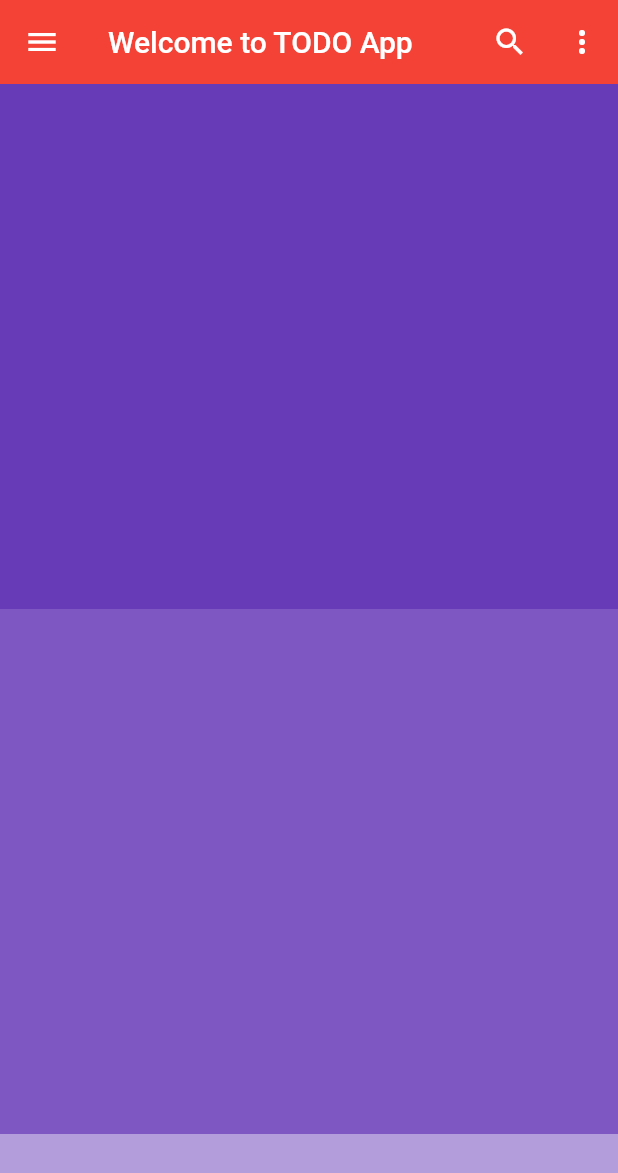
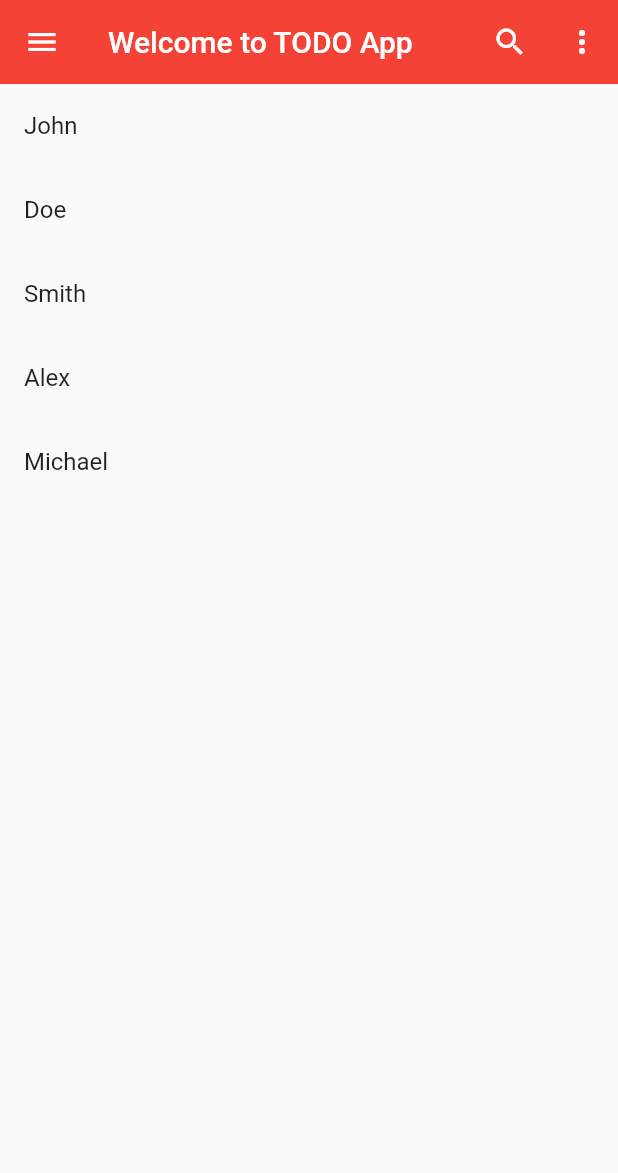
Before and after one commit to nickemma/flutter-todo-app, a Flutter app: the screen it shows after launch, on a phone screen of 412 x 824 dp. Shown: the top 1173 px of the screen. Run offline on Flutter 3.47's test engine with Material 2 defaults, Android fonts, the phone set to English and light mode, and no system bars.

Commit message:
still in widgets

```diff
--- a/lib/main.dart
+++ b/lib/main.dart
@@ -1,9 +1,11 @@
 import 'package:flutter/material.dart';
 
-void main() => runApp(const MyApp());
+void main() => runApp(MyApp());
 
 class MyApp extends StatelessWidget {
-  const MyApp({super.key});
+  MyApp({super.key});
+
+  final List<String> names = ['John', 'Doe', 'Smith', 'Alex', 'Michael'];
 
   @override
   Widget build(BuildContext context) {
@@ -26,21 +28,13 @@ class MyApp extends StatelessWidget {
               ),
             ],
           ),
-          body: ListView(
-            children: [
-              Container(
-                height: 350,
-                color: Colors.deepPurple,
-              ),
-              Container(
-                height: 350,
-                color: Colors.deepPurple[400],
-              ),
-              Container(
-                height: 350,
-                color: Colors.deepPurple[200],
-              ),
-            ],
+          body: ListView.builder(
+            itemCount: names.length,
+            itemBuilder: (context, index) {
+              return ListTile(
+                title: Text(names[index]),
+              );
+            },
           )),
     );
   }
```
